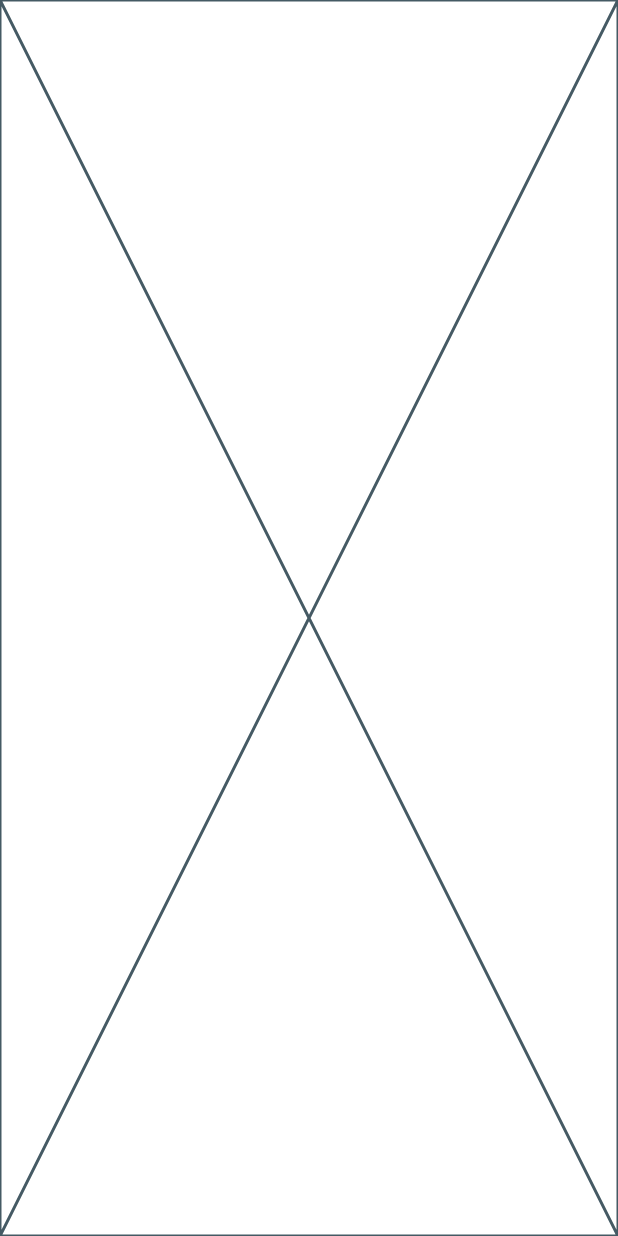
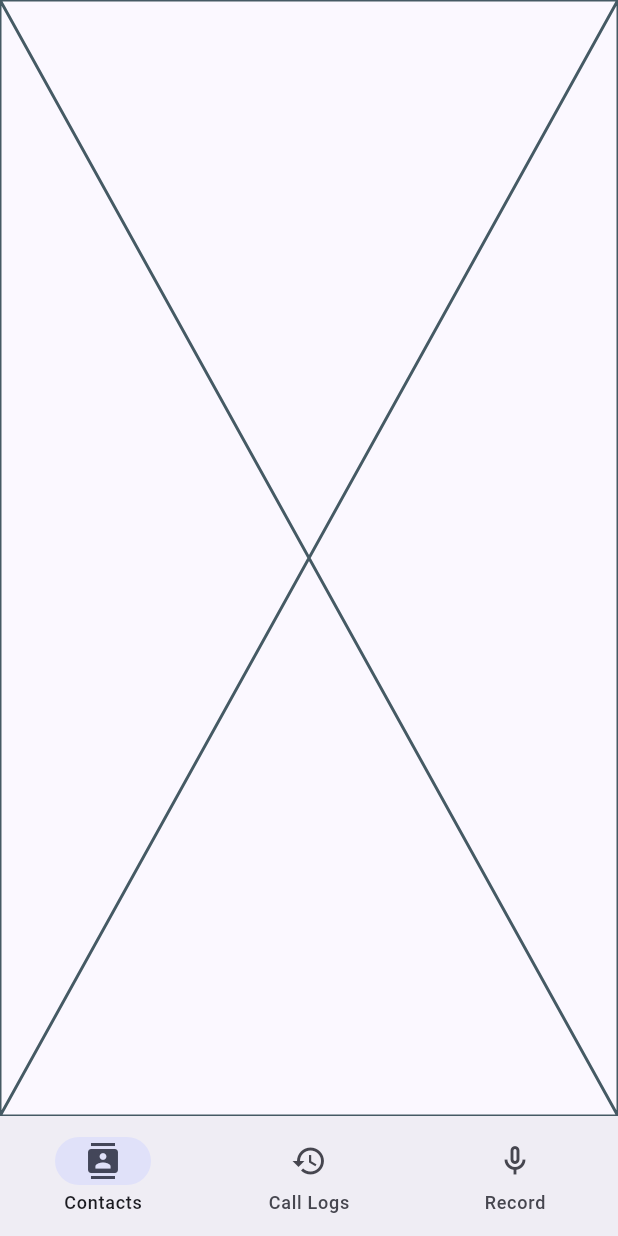
Before and after one commit to AflahShadilk/callinfologger, a Flutter app: the screen it shows after launch, on a phone screen of 412 x 824 dp. Run offline on Flutter 3.47's test engine with Material 3 defaults, Android fonts, the phone set to English and light mode, and no system bars; our stand-ins replace contacts_service, get, just_audio, permission_handler, sqflite; missing offline and left inert: record; accounts and stored records are empty.

Commit message:
home page added

```diff
--- a/lib/app/routes/app_pages.dart
+++ b/lib/app/routes/app_pages.dart
@@ -1,6 +1,8 @@
 import 'package:callinfologger/app/controllers/call_controller.dart';
 import 'package:callinfologger/app/controllers/contact_controller.dart';
+import 'package:callinfologger/app/data/models/call_log_model.dart';
 import 'package:callinfologger/app/routes/app_routes.dart';
+import 'package:callinfologger/app/views/calls/call_log_view.dart';
 import 'package:callinfologger/app/views/calls/record_call_view.dart';
 import 'package:callinfologger/app/views/contacts/add_contact_view.dart';
 import 'package:callinfologger/app/views/contacts/contact_detail_view.dart';
@@ -19,6 +21,7 @@ class AppPages {
     GetPage(name: AppRoutes.contact, page: ()=>const ContactView()),
     GetPage(name: AppRoutes.addContact, page: ()=>const AddContactView()),
     GetPage(name: AppRoutes.contactDetails, page: ()=>const ContactDetailView()),
-    GetPage(name: AppRoutes.recordCall, page: ()=>const RecordCallView())
+    GetPage(name: AppRoutes.recordCall, page: ()=>const RecordCallView()),
+    GetPage(name: AppRoutes.callLogs, page: ()=>const CallLogView()),
   ];
 }
--- /dev/null
+++ b/lib/app/views/calls/call_log_view.dart
@@ -0,0 +1,10 @@
+import 'package:flutter/material.dart';
+
+class CallLogView extends StatelessWidget {
+  const CallLogView({super.key});
+
+  @override
+  Widget build(BuildContext context) {
+    return const Placeholder();
+  }
+}
--- a/lib/app/views/home/home_view.dart
+++ b/lib/app/views/home/home_view.dart
@@ -1,10 +1,51 @@
+import 'package:callinfologger/app/views/calls/call_log_view.dart';
+import 'package:callinfologger/app/views/calls/record_call_view.dart';
+import 'package:callinfologger/app/views/contacts/contact_view.dart';
 import 'package:flutter/material.dart';
+import 'package:get/get.dart';
+
 
 class HomeView extends StatelessWidget {
   const HomeView({super.key});
 
   @override
   Widget build(BuildContext context) {
-    return const Placeholder();
+    final RxInt selectedIndex = 0.obs;
+
+    final List<Widget> pages = const [
+      ContactView(),
+      CallLogView(),
+      RecordCallView(),
+    ];
+
+    return Obx(
+      () => Scaffold(
+        body: IndexedStack(
+          index: selectedIndex.value,
+          children: pages,
+        ),
+        bottomNavigationBar: NavigationBar(
+          selectedIndex: selectedIndex.value,
+          onDestinationSelected: (i) => selectedIndex.value = i,
+          destinations: const [
+            NavigationDestination(
+              icon: Icon(Icons.contacts_outlined),
+              selectedIcon: Icon(Icons.contacts),
+              label: 'Contacts',
+            ),
+            NavigationDestination(
+              icon: Icon(Icons.history_outlined),
+              selectedIcon: Icon(Icons.history),
+              label: 'Call Logs',
+            ),
+            NavigationDestination(
+              icon: Icon(Icons.mic_none_outlined),
+              selectedIcon: Icon(Icons.mic),
+              label: 'Record',
+            ),
+          ],
+        ),
+      ),
+    );
   }
 }
```
